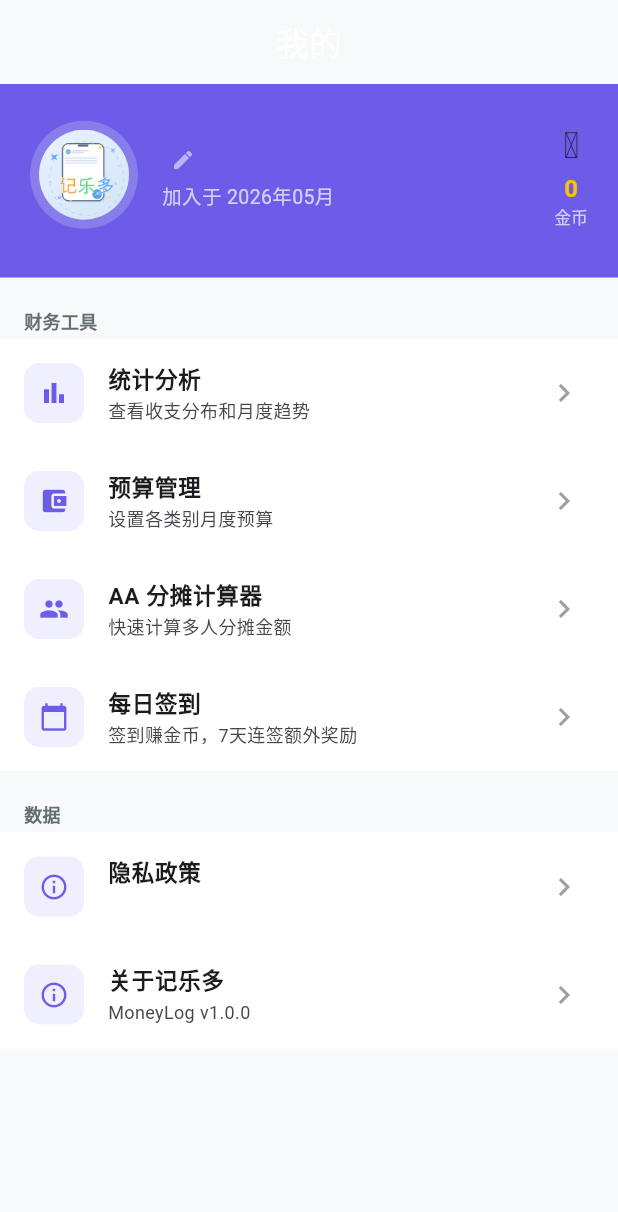
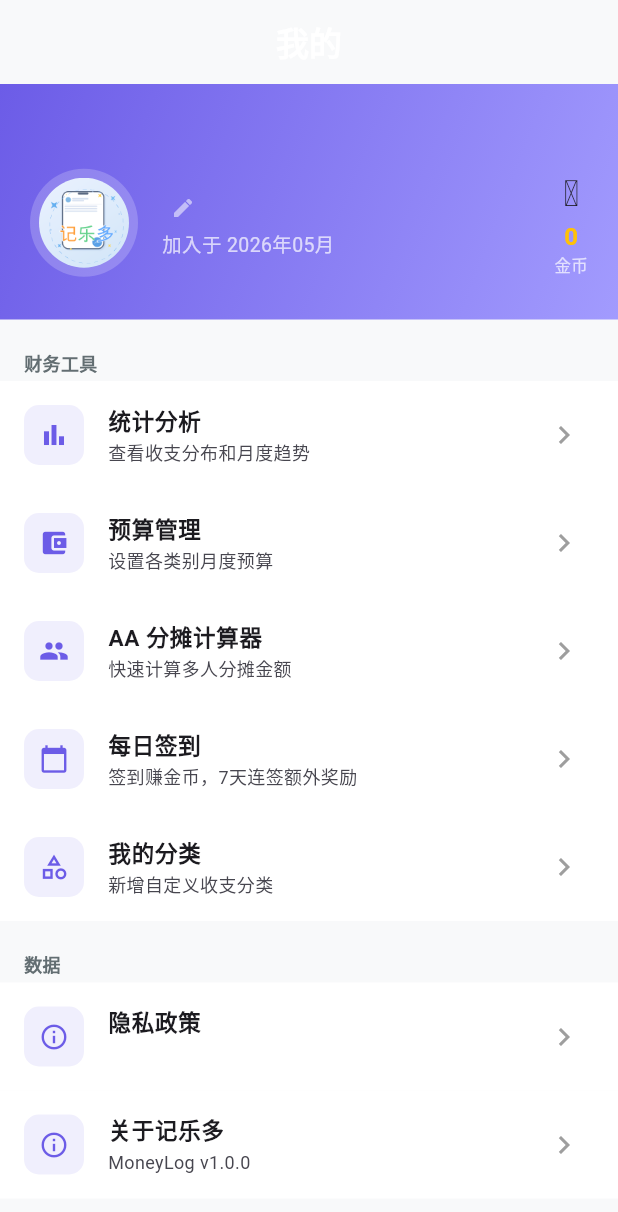
Before and after one commit to trvaelmq/ads_billtrack, a Flutter app: the ProfileView screen opened directly, on a phone screen of 412 x 824 dp. Shown: the top 1212 px of the screen. Run offline on Flutter 3.47's test engine with Material 3 defaults, Android fonts, the phone set to English and light mode, and no system bars; our stand-ins replace fl_chart, flutter_local_notifications, get, hive, hive_flutter, shared_preferences; accounts and stored records are empty.

Commit message:
feat: ProfileView gradient header and category management entry

```diff
--- a/lib/modules/profile/profile_view.dart
+++ b/lib/modules/profile/profile_view.dart
@@ -15,13 +15,20 @@ class ProfileView extends GetView<ProfileController> {
   Widget build(BuildContext context) {
     final ad = AdService.to;
     return Scaffold(
-      appBar: AppBar(title: const Text('我的')),
+      extendBodyBehindAppBar: true,
+      appBar: AppBar(
+        backgroundColor: Colors.transparent,
+        elevation: 0,
+        title: const Text('我的',
+            style: TextStyle(color: Colors.white, fontWeight: FontWeight.w600)),
+      ),
       body: ListView(
         children: [
           // 用户信息卡
           Container(
-            color: AppTheme.primary,
-            padding: const EdgeInsets.fromLTRB(20, 24, 20, 32),
+            decoration: const BoxDecoration(gradient: AppTheme.primaryGradient),
+            padding: EdgeInsets.fromLTRB(
+                20, MediaQuery.of(context).padding.top + 56, 20, 28),
             child: Row(
               children: [
                 CircleAvatar(
@@ -88,6 +95,12 @@ class ProfileView extends GetView<ProfileController> {
               onTap: () => Get.toNamed(Routes.split)),
           _MenuItem(icon: Icons.calendar_today, label: '每日签到', subtitle: '签到赚金币，7天连签额外奖励',
               onTap: () => Get.toNamed(Routes.dailyCheckin)),
+          _MenuItem(
+            icon: Icons.category_outlined,
+            label: '我的分类',
+            subtitle: '新增自定义收支分类',
+            onTap: () => Get.toNamed(Routes.categoryMgmt),
+          ),
           const SizedBox(height: 8),
           _SectionHeader(title: '数据'),
           _MenuItem(
```
